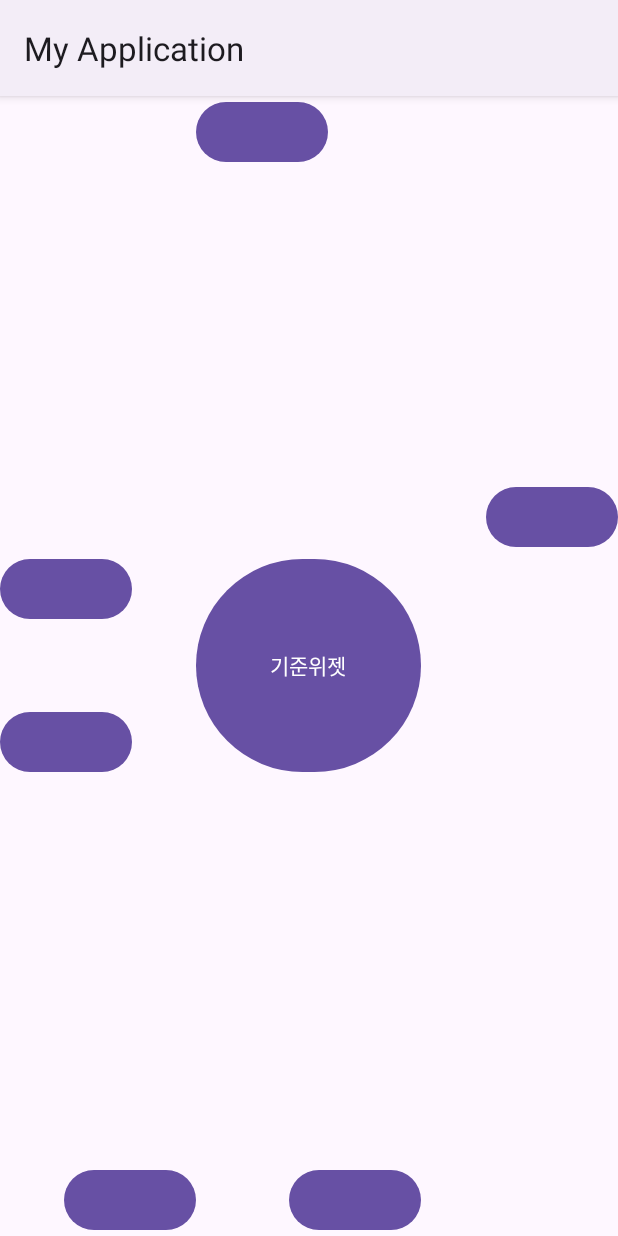
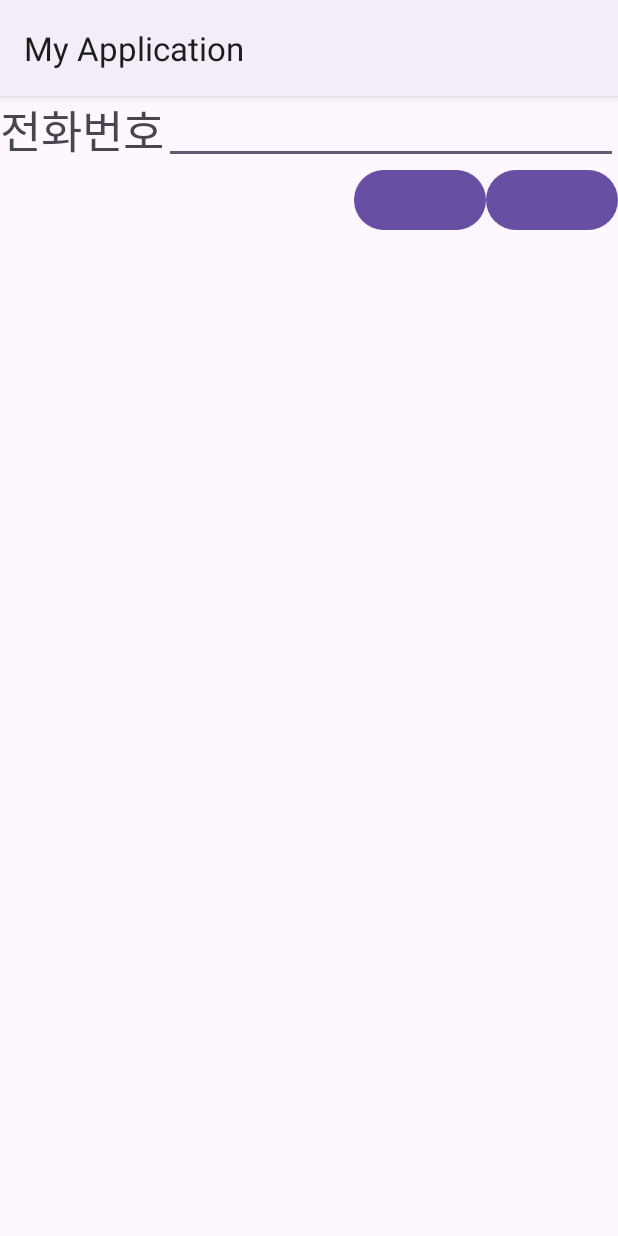
Before and after one commit to hsyoodev/MyApplication, an Android app: the screen it shows after launch (MainActivity), on a phone screen of 412 x 824 dp. Run offline under Robolectric (Android 15) with nearby library versions, the phone set to English and light mode, and no system bars.

Commit message:
RelativeLayout 4

```diff
--- a/app/src/main/res/layout/activity_main.xml
+++ b/app/src/main/res/layout/activity_main.xml
@@ -3,47 +3,30 @@
     android:layout_width="match_parent"
     android:layout_height="match_parent">
 
-    <Button
-        android:id="@+id/standartWidget"
-        android:layout_centerInParent="true"
-        android:text="기준위젯"
-        android:layout_width="150dp"
-        android:layout_height="150dp" />
-
-    <Button
-        android:layout_alignTop="@id/standartWidget"
-        android:layout_alignParentLeft="true"
+    <TextView
+        android:id="@+id/tel"
+        android:textSize="30sp"
+        android:text="전화번호"
         android:layout_width="wrap_content"
         android:layout_height="wrap_content" />
 
+    <EditText
+        android:id="@+id/input"
+        android:layout_toRightOf="@id/tel"
+        android:layout_width="match_parent"
+        android:layout_height="wrap_content" />
 
     <Button
-        android:layout_alignBottom="@id/standartWidget"
-        android:layout_alignParentLeft="true"
+        android:id="@+id/cancel"
+        android:layout_below="@id/input"
+        android:layout_alignParentRight="true"
         android:layout_width="wrap_content"
         android:layout_height="wrap_content" />
 
     <Button
-        android:layout_alignLeft="@id/standartWidget"
-        android:layout_alignParentTop="true"
+        android:layout_toLeftOf="@id/cancel"
+        android:layout_below="@id/input"
         android:layout_width="wrap_content"
         android:layout_height="wrap_content" />
 
-    <Button
-        android:layout_toLeftOf="@id/standartWidget"
-        android:layout_alignParentBottom="true"
-        android:layout_width="wrap_content"
-        android:layout_height="wrap_content" />
-
-    <Button
-        android:layout_alignParentRight="true"
-        android:layout_above="@id/standartWidget"
-        android:layout_width="wrap_content"
-        android:layout_height="wrap_content" />
-
-    <Button
-        android:layout_alignRight="@id/standartWidget"
-        android:layout_alignParentBottom="true"
-        android:layout_width="wrap_content"
-        android:layout_height="wrap_content" />
 </RelativeLayout>
```
